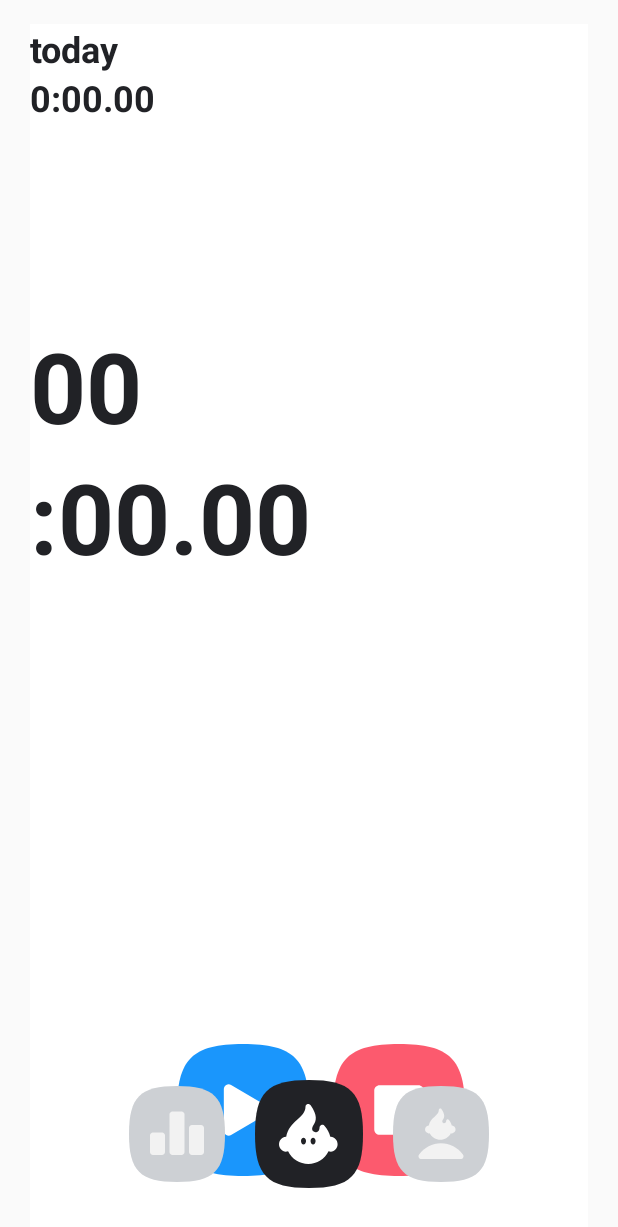
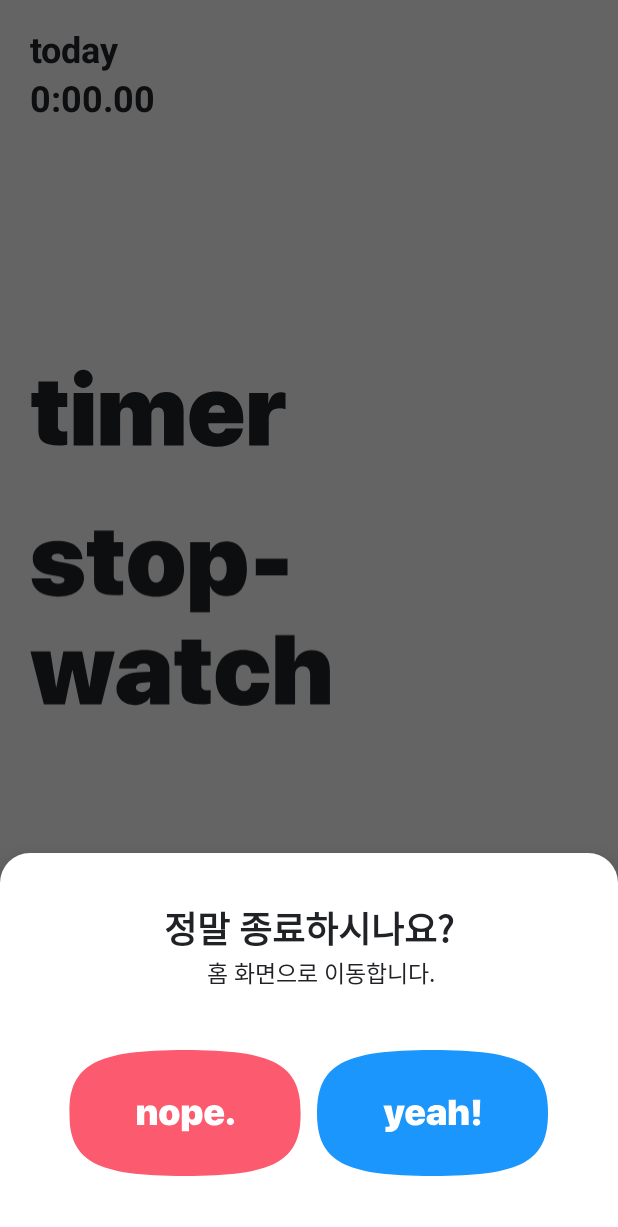
Before and after one commit to mash-up-kr/Dionysos-Android, an Android app: the fragment BottomSheetStop placed in its activity, after a tap on an icon or button, on a phone screen of 412 x 824 dp. Shown: the top 1227 px of the screen. Run offline under Robolectric (Android 15) with nearby library versions, the phone set to English and light mode, and no system bars; our stand-ins replace RxJava, data binding; network calls fail; 5 statements that could not run were skipped.

Commit message:
feat:add timer bottom sheet

```diff
--- a/app/src/main/java/com/mashup/dionysos/api/MogakgongApi.kt
+++ b/app/src/main/java/com/mashup/dionysos/api/MogakgongApi.kt
@@ -15,11 +15,11 @@ interface MogakgongApi {
     @POST("/user/signin")
     fun reqSignIn(@Body reqSignIn: ReqSignIn): Single<ResUser>
 
-    @Headers("Authorization:eyJ0eXAiOiJKV1QiLCJhbGciOiJIUzI1NiJ9.eyJzdWIiOiJ1c2VyIiwiaWF0IjoxNTk5NzMyNTk2LCJleHAiOjE2MDIzMjQ1OTYsInVpZCI6IktBS0FPXzIyMjMifQ.7p9zIobula6Ue6amNS0iS1wSFWs0f-2hs9pLOSxs304")
+    @Headers("Authorization:eyJ0eXAiOiJKV1QiLCJhbGciOiJIUzI1NiJ9.eyJzdWIiOiJ1c2VyIiwiaWF0IjoxNTk5ODU1NzQwLCJleHAiOjE2MDI0NDc3NDAsInVpZCI6IktBS0FPXzE0NzA4ODgxMDcifQ.Wt8ZTdS0UexaLm6QUSExu5xKXmUFP-pLmzjj3vJ4VDM")
     @PUT("/user/my")
     fun reqEditNickName(@Body reqSignIn: ReqEditNickName): Single<ResUser>
 
-    @Headers("Authorization:eyJ0eXAiOiJKV1QiLCJhbGciOiJIUzI1NiJ9.eyJzdWIiOiJ1c2VyIiwiaWF0IjoxNTk5NzMyNTk2LCJleHAiOjE2MDIzMjQ1OTYsInVpZCI6IktBS0FPXzIyMjMifQ.7p9zIobula6Ue6amNS0iS1wSFWs0f-2hs9pLOSxs304")
+    @Headers("Authorization:eyJ0eXAiOiJKV1QiLCJhbGciOiJIUzI1NiJ9.eyJzdWIiOiJ1c2VyIiwiaWF0IjoxNTk5ODU1NzQwLCJleHAiOjE2MDI0NDc3NDAsInVpZCI6IktBS0FPXzE0NzA4ODgxMDcifQ.Wt8ZTdS0UexaLm6QUSExu5xKXmUFP-pLmzjj3vJ4VDM")
     @GET("/user/my")
     fun reqGetNickName(): Single<ResUser>
 
--- a/app/src/main/java/com/mashup/dionysos/ui/main/BottomSheetDialog.kt
+++ b/app/src/main/java/com/mashup/dionysos/ui/main/BottomSheetStop.kt
@@ -10,22 +10,19 @@ import androidx.lifecycle.ViewModelProvider
 import com.google.android.material.bottomsheet.BottomSheetDialogFragment
 import com.mashup.dionysos.BR
 import com.mashup.dionysos.R
-import com.mashup.dionysos.databinding.BottomSheetLayoutBinding
+import com.mashup.dionysos.databinding.BottomSheetStopBinding
 
 
-class BottomSheetDialog : BottomSheetDialogFragment() {
+class BottomSheetStop : BottomSheetDialogFragment() {
 
     lateinit var timeViewModel: TimeViewModel
-    lateinit var binding: BottomSheetLayoutBinding
+    lateinit var binding: BottomSheetStopBinding
 
     override fun onCreateView(
-        inflater: LayoutInflater,
-        container: ViewGroup?,
-        savedInstanceState: Bundle?
+        inflater: LayoutInflater, container: ViewGroup?, savedInstanceState: Bundle?
     ): View {
         binding = DataBindingUtil.inflate(
-            inflater,
-            R.layout.bottom_sheet_layout, container, false
+            inflater, R.layout.bottom_sheet_stop, container, false
         )
         binding.lifecycleOwner = this
         return binding.root
@@ -38,10 +35,11 @@ class BottomSheetDialog : BottomSheetDialogFragment() {
         timeViewModel =
             ViewModelProvider(activity!!, viewModelFactory).get(TimeViewModel::class.java)
         binding.setVariable(BR.timeVM, timeViewModel)
-        timeViewModel.timeLapse.observe(this, Observer { it ->
-            if (it == TimeViewModel.SelectTimeLapse.DISMISS){
+
+        timeViewModel.timerStop.observe(this, Observer { it ->
+            if (it == TimeViewModel.SelectBottomSheet.DISMISS){
                 dismiss()
-                timeViewModel.timeLapse.value=TimeViewModel.SelectTimeLapse.NON
+                timeViewModel.timerStop.value=TimeViewModel.SelectBottomSheet.NON
             }
         })
     }
@@ -50,7 +48,7 @@ class BottomSheetDialog : BottomSheetDialogFragment() {
         R.style.BottomSheetDialogTheme
 
     companion object {
-        val instance: BottomSheetDialog
-            get() = BottomSheetDialog()
+        val instance: BottomSheetStop
+            get() = BottomSheetStop()
     }
 }
--- a/app/src/main/java/com/mashup/dionysos/ui/main/MainActivity.kt
+++ b/app/src/main/java/com/mashup/dionysos/ui/main/MainActivity.kt
@@ -47,7 +47,6 @@ class MainActivity : BaseActivity<ActivityMainBinding>(R.layout.activity_main) {
                     val fragmentManager = supportFragmentManager
                     val transaction = fragmentManager.beginTransaction()
                     transaction.replace(R.id.fragmentMainTap, mainHomeFragment).commit()
-
                 }
                 3 -> {
                     val fragmentManager = supportFragmentManager
--- a/app/src/main/java/com/mashup/dionysos/ui/main/MainHomeFragment.kt
+++ b/app/src/main/java/com/mashup/dionysos/ui/main/MainHomeFragment.kt
@@ -20,7 +20,7 @@ class MainHomeFragment :
         super.onActivityCreated(savedInstanceState)
         val viewModelFactory =
                 ViewModelProvider.AndroidViewModelFactory.getInstance(requireActivity().application)
-        val bottomSheet = BottomSheetDialog()
+        val bottomSheet = BottomSheetTimeLapse()
         timeViewModel = ViewModelProvider(activity!!, viewModelFactory).get(TimeViewModel::class.java)
         binding.setVariable(BR.timeVM, timeViewModel)
         bottomSheet.timeViewModel = timeViewModel
@@ -44,17 +44,17 @@ class MainHomeFragment :
         timeViewModel.timeLapse.observe(this, Observer { it ->
             if (timeViewModel.fragmentChange.value == TimeViewModel.SelectFragment.TIMER) {
                 when (it) {
-                    TimeViewModel.SelectTimeLapse.YEAH, TimeViewModel.SelectTimeLapse.NOPE -> {
+                    TimeViewModel.SelectBottomSheet.YEAH, TimeViewModel.SelectBottomSheet.NOPE -> {
                         timeViewModel.popFragment.value = true
                     }
                 }
             }
-            if (it == TimeViewModel.SelectTimeLapse.YEAH) {
+            if (it == TimeViewModel.SelectBottomSheet.YEAH) {
                 Log.e("fragmentChange", "카메라")
-                timeViewModel.timeLapse.value = TimeViewModel.SelectTimeLapse.DISMISS
-            } else if (it == TimeViewModel.SelectTimeLapse.NOPE) {
+                timeViewModel.timeLapse.value = TimeViewModel.SelectBottomSheet.DISMISS
+            } else if (it == TimeViewModel.SelectBottomSheet.NOPE) {
                 replaceFragment(TimeControlFragment.newInstance())
-                timeViewModel.timeLapse.value = TimeViewModel.SelectTimeLapse.DISMISS
+                timeViewModel.timeLapse.value = TimeViewModel.SelectBottomSheet.DISMISS
             }
         })
     }
--- a/app/src/main/java/com/mashup/dionysos/ui/main/TimeViewModel.kt
+++ b/app/src/main/java/com/mashup/dionysos/ui/main/TimeViewModel.kt
@@ -20,9 +20,10 @@ class TimeViewModel(application: Application) : BaseViewModel(application) {
     var showMainTabBar = MutableLiveData<Boolean>()
 
     val timerClickable = MutableLiveData(TimerSetting())
-    var timeLapse = MutableLiveData<SelectTimeLapse>()
+    var timeLapse = MutableLiveData<SelectBottomSheet>()
+    var timerStop = MutableLiveData<SelectBottomSheet>()
 
-    enum class SelectTimeLapse { NON, YEAH, NOPE, DISMISS }
+    enum class SelectBottomSheet { NON, YEAH, NOPE, DISMISS }
     enum class SelectFragment { Home, Setting, STOP, TIMER, BottomSheet }
 
     var playerStatus = MutableLiveData<Int>()
@@ -87,20 +88,26 @@ class TimeViewModel(application: Application) : BaseViewModel(application) {
 
     private fun onClickFragmentStopWatch() {
         timeDataModel.value!!.timer = 0
-        timeDataModel.value!!.increase = false
+        timeDataModel.value!!.increase = true
         timeDataModel.value = timeDataModel.value
+        Log.e("qwew", "" + timeDataModel.value!!)
+
     }
 
 
     fun onClickSelectTimerFragment(select: SelectFragment) {
         when (select) {
-            SelectFragment.STOP -> onClickFragmentStopWatch()
-            else -> fragmentChange.value = select
+            SelectFragment.BottomSheet -> onClickFragmentStopWatch()
         }
+        fragmentChange.value = select
     }
 
-    fun onClickSelectTimeLapse(select: SelectTimeLapse) {
+    fun onClickSelectTimeLapse(select: SelectBottomSheet) {
         timeLapse.value = select
+    }
+
+    fun onClickSelectTimerStop(select: SelectBottomSheet) {
+        timerStop.value = select
     }
 
     fun onClickPlayer(position: Int) {
--- a/app/src/main/java/com/mashup/dionysos/ui/main/TimerSettingFragment.kt
+++ b/app/src/main/java/com/mashup/dionysos/ui/main/TimerSettingFragment.kt
@@ -19,7 +19,7 @@ class TimerSettingFragment :
         super.onActivityCreated(savedInstanceState)
         val viewModelFactory =
             ViewModelProvider.AndroidViewModelFactory.getInstance(requireActivity().application)
-        val bottomSheet = BottomSheetDialog()
+        val bottomSheet = BottomSheetTimeLapse()
         timeViewModel =
             ViewModelProvider(activity!!, viewModelFactory).get(TimeViewModel::class.java)
         binding.setVariable(BR.timeVM, timeViewModel)
--- /dev/null
+++ b/app/src/main/res/layout/bottom_sheet_stop.xml
@@ -0,0 +1,70 @@
+<?xml version="1.0" encoding="utf-8"?>
+<layout xmlns:android="http://schemas.android.com/apk/res/android"
+    xmlns:app="http://schemas.android.com/apk/res-auto">
+
+    <data>
+
+        <import type="com.mashup.dionysos.ui.main.TimeViewModel.SelectBottomSheet" />
+        <variable
+            name="timeVM"
+            type="com.mashup.dionysos.ui.main.TimeViewModel" />
+    </data>
+
+    <LinearLayout
+        android:id="@+id/layoutBottomSheet"
+        android:layout_width="match_parent"
+        android:layout_height="wrap_content"
+        android:clickable="true"
+        android:orientation="vertical"
+        app:layout_behavior="com.google.android.material.bottomsheet.BottomSheetBehavior">
+
+        <TextView
+            android:layout_width="wrap_content"
+            android:layout_height="wrap_content"
+            android:layout_gravity="center"
+            android:layout_marginTop="@dimen/mai_margin_32"
+            android:text="정말 종료하시나요?"
+            android:textColor="@color/dark_grey"
+            android:textSize="24sp"
+            android:textStyle="bold" />
+
+        <TextView
+            android:layout_width="wrap_content"
+            android:layout_height="wrap_content"
+            android:layout_gravity="center"
+            android:layout_marginStart="@dimen/main_margin_8"
+            android:text="홈 화면으로 이동합니다."
+            android:textColor="@color/dark_grey"
+            android:textSize="15sp" />
+
+        <LinearLayout
+            android:layout_width="wrap_content"
+            android:layout_height="wrap_content"
+            android:layout_gravity="center"
+            android:layout_marginTop="@dimen/mai_margin_40"
+            android:layout_marginBottom="@dimen/mai_margin_40"
+            android:orientation="horizontal">
+
+            <ImageView
+                android:id="@+id/btnNope"
+                android:layout_width="wrap_content"
+                android:layout_height="wrap_content"
+                android:layout_gravity="center"
+                android:onClick="@{()->timeVM.onClickSelectTimerStop(SelectBottomSheet.NOPE)}"
+                android:src="@drawable/ic_btn_no"
+                app:layout_constraintStart_toStartOf="parent"
+                app:layout_constraintTop_toTopOf="parent" />
+
+            <ImageView
+                android:id="@+id/btnYeah"
+                android:layout_width="wrap_content"
+                android:layout_height="wrap_content"
+                android:layout_gravity="center"
+                android:layout_marginStart="@dimen/mai_margin_10"
+                android:onClick="@{()->timeVM.onClickSelectTimerStop(SelectBottomSheet.YEAH)}"
+                android:src="@drawable/ic_btn_yes"
+                app:layout_constraintStart_toStartOf="parent"
+                app:layout_constraintTop_toTopOf="parent" />
+        </LinearLayout>
+    </LinearLayout>
+</layout>
--- a/app/src/main/res/layout/bottom_sheet_layout.xml
+++ b/app/src/main/res/layout/bottom_sheet_timelaps.xml
@@ -4,7 +4,7 @@
 
     <data>
 
-        <import type="com.mashup.dionysos.ui.main.TimeViewModel.SelectTimeLapse" />
+        <import type="com.mashup.dionysos.ui.main.TimeViewModel.SelectBottomSheet" />
         <variable
             name="timeVM"
             type="com.mashup.dionysos.ui.main.TimeViewModel" />
@@ -50,7 +50,7 @@
                     android:layout_width="wrap_content"
                     android:layout_height="wrap_content"
                     android:layout_gravity="center"
-                    android:onClick="@{()->timeVM.onClickSelectTimeLapse(SelectTimeLapse.NOPE)}"
+                    android:onClick="@{()->timeVM.onClickSelectTimeLapse(SelectBottomSheet.NOPE)}"
                     android:src="@drawable/ic_btn_no"
                     app:layout_constraintStart_toStartOf="parent"
                     app:layout_constraintTop_toTopOf="parent" />
@@ -61,7 +61,7 @@
                     android:layout_height="wrap_content"
                     android:layout_gravity="center"
                     android:layout_marginStart="@dimen/mai_margin_10"
-                    android:onClick="@{()->timeVM.onClickSelectTimeLapse(SelectTimeLapse.YEAH)}"
+                    android:onClick="@{()->timeVM.onClickSelectTimeLapse(SelectBottomSheet.YEAH)}"
                     android:src="@drawable/ic_btn_yes"
                     app:layout_constraintStart_toStartOf="parent"
                     app:layout_constraintTop_toTopOf="parent" />
```
Also changed, not shown: app/src/main/java/com/mashup/dionysos/ui/main/BottomSheetTimeLapse.kt (added, +54 -0 lines), app/src/main/java/com/mashup/dionysos/ui/main/TimeControlFragment.kt (+22 -9 lines).
